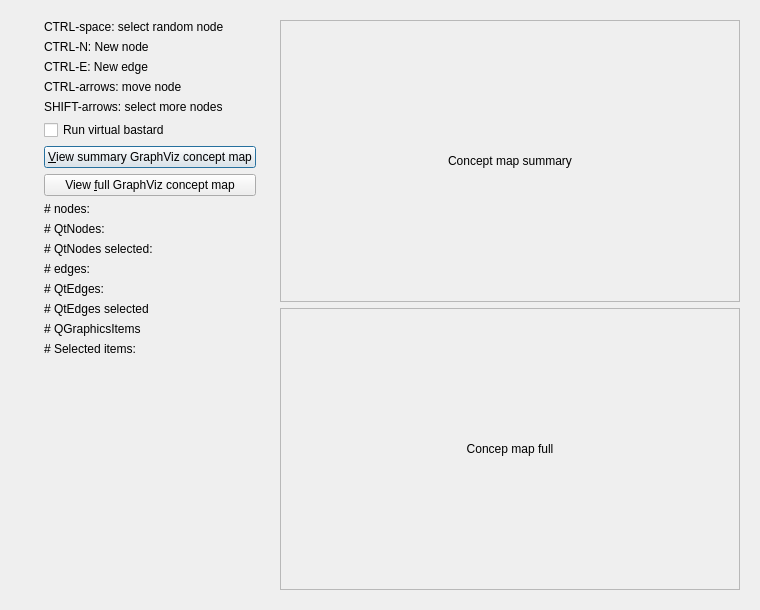
Above: qttesteditconceptmapdialog.ui from richelbilderbeek/TestConceptMap before the change. Below: the same form after it.
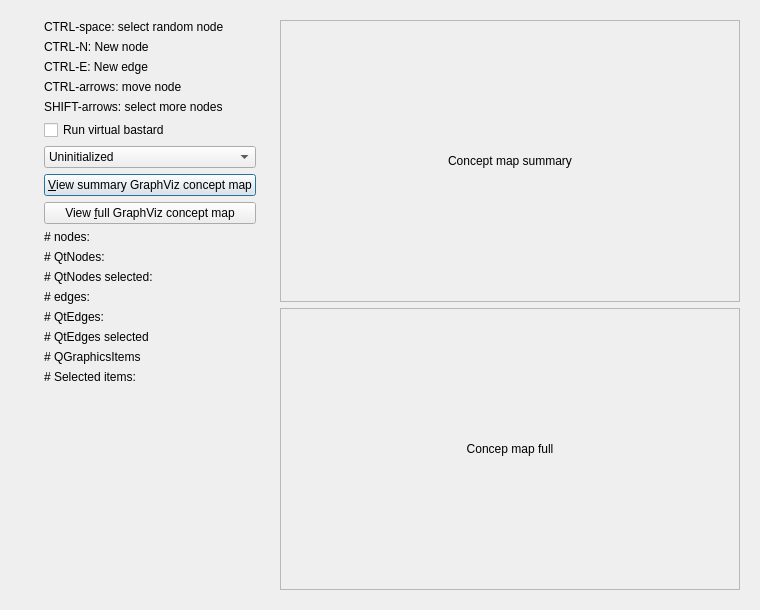
That is the form after the change.

```diff
--- a/qttesteditconceptmapdialog.ui
+++ b/qttesteditconceptmapdialog.ui
@@ -67,6 +67,28 @@
         </property>
        </widget>
       </item>
+      <item>
+       <widget class="QComboBox" name="box_mode">
+        <property name="currentIndex">
+         <number>2</number>
+        </property>
+        <item>
+         <property name="text">
+          <string>Edit</string>
+         </property>
+        </item>
+        <item>
+         <property name="text">
+          <string>Rate</string>
+         </property>
+        </item>
+        <item>
+         <property name="text">
+          <string>Uninitialized</string>
+         </property>
+        </item>
+       </widget>
+      </item>
       <item>
        <widget class="QPushButton" name="button_view_graphviz_summary">
         <property name="text">
```
